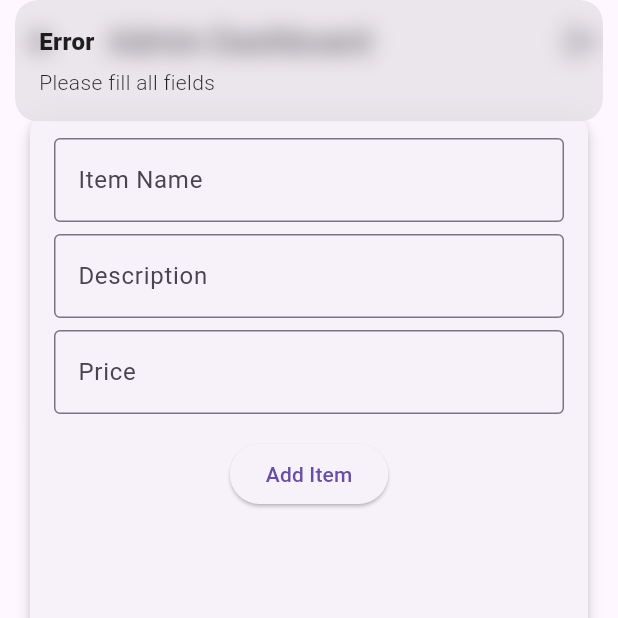
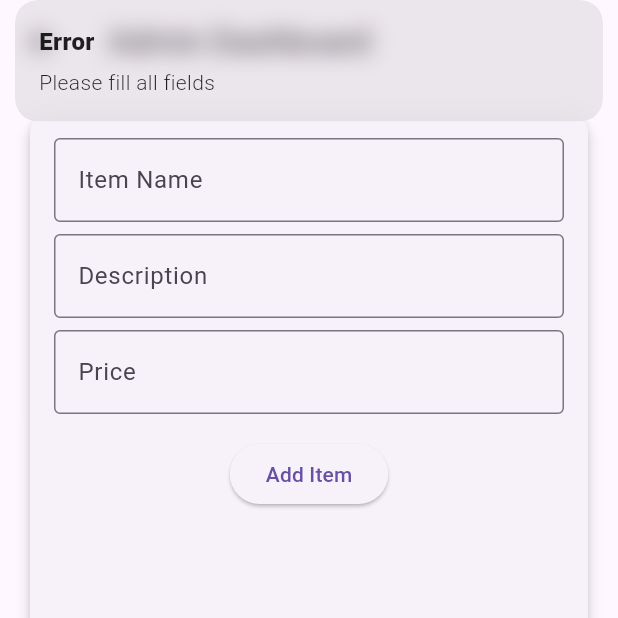
Before and after one commit to Reeyyyh/sale_pisang_malang_mobile, a Flutter app: the AdminDashboardView screen opened directly, after a tap on "Add Item", on a phone screen of 412 x 824 dp, the top half of it. Run offline on Flutter 3.47's test engine with Material 3 defaults, Android fonts, the phone set to English and light mode, and no system bars; our stand-ins replace cloud_firestore, firebase_auth, firebase_core, font_awesome_flutter, get; missing offline and left inert: curved_navigation_bar_with_label; accounts and stored records are empty.

Commit message:
refactor all file

```diff
--- a/lib/app/modules/Admin/views/admin_dashboard_page.dart
+++ b/lib/app/modules/admin/page/1_dashboard/views/dashboard_view.dart
@@ -1,7 +1,6 @@
 import 'package:flutter/material.dart';
 import 'package:get/get.dart';
-import 'package:sale_pisang_malang/app/modules/admin/controllers/admin_dashboard_controller.dart';
-import 'package:sale_pisang_malang/app/modules/home/views/start_page_view.dart';
+import 'package:sale_pisang_malang/app/modules/Admin/page/1_dashboard/controllers/dashboard_controller.dart';
 
 class AdminDashboardView extends StatelessWidget {
   const AdminDashboardView({super.key});
@@ -15,14 +14,6 @@ class AdminDashboardView extends StatelessWidget {
     return Scaffold(
       appBar: AppBar(
         title: const Text('Admin Dashboard'),
-        actions: [
-          IconButton(
-            icon: const Icon(Icons.logout),
-            onPressed: () {
-              Get.offAll(() => const StartPageView());
-            },
-          ),
-        ],
       ),
       body: Padding(
         padding: const EdgeInsets.all(16.0),
--- a/lib/app/modules/auth/controllers/login_page_controller.dart
+++ b/lib/app/modules/auth/controllers/login_page_controller.dart
@@ -1,9 +1,9 @@
 import 'package:flutter/material.dart';
 import 'package:get/get.dart';
-import 'package:sale_pisang_malang/app/modules/Page/3_Favorite/controllers/favorite_page_controller.dart';
-import 'package:sale_pisang_malang/app/modules/Page/4_Profile/controllers/profile_page_controller.dart';
 import 'package:sale_pisang_malang/app/modules/auth/services/auth_service.dart';
-import 'package:sale_pisang_malang/app/modules/home/views/start_page_view.dart';
+import 'package:sale_pisang_malang/app/modules/client/home/views/start_page_view.dart';
+import 'package:sale_pisang_malang/app/modules/client/page/3_Favorite/controllers/favorite_page_controller.dart';
+import 'package:sale_pisang_malang/app/modules/client/page/4_Profile/controllers/profile_page_controller.dart';
 
 class LoginController extends GetxController {
   final AuthService _authService = Get.find<AuthService>();
--- a/lib/app/modules/auth/views/login_page_view.dart
+++ b/lib/app/modules/auth/views/login_page_view.dart
@@ -2,7 +2,7 @@ import 'package:flutter/material.dart';
 import 'package:get/get.dart';
 import 'package:sale_pisang_malang/app/modules/auth/controllers/login_page_controller.dart';
 import 'package:sale_pisang_malang/app/modules/auth/views/signup_page_view.dart';
-import 'package:sale_pisang_malang/app/modules/home/views/start_page_view.dart';
+import 'package:sale_pisang_malang/app/modules/client/home/views/start_page_view.dart';
 
 class LoginPageView extends StatelessWidget {
   final LoginController loginController = Get.put(LoginController());
--- a/lib/app/modules/auth/views/signup_page_view.dart
+++ b/lib/app/modules/auth/views/signup_page_view.dart
@@ -2,7 +2,7 @@ import 'package:flutter/material.dart';
 import 'package:get/get.dart';
 import 'package:sale_pisang_malang/app/modules/auth/controllers/signup_page_controller.dart';
 import 'package:sale_pisang_malang/app/modules/auth/views/login_page_view.dart';
-import 'package:sale_pisang_malang/app/modules/home/views/start_page_view.dart';
+import 'package:sale_pisang_malang/app/modules/client/home/views/start_page_view.dart';
 
 class SignUpPageView extends StatelessWidget {
   final SignUpController signUpController = Get.put(SignUpController());
--- a/lib/app/modules/Page/1_Home/controllers/home_page_controller.dart
+++ b/lib/app/modules/client/page/1_Home/controllers/home_page_controller.dart
@@ -3,10 +3,11 @@ import 'package:flutter/material.dart';
 import 'package:get/get.dart';
 import 'package:cloud_firestore/cloud_firestore.dart';
 import 'package:sale_pisang_malang/app/models/items_model.dart';
-import 'package:sale_pisang_malang/app/modules/Page/2_MyOrder/controllers/cart_page_controller.dart';
-import 'package:sale_pisang_malang/app/modules/Page/3_Favorite/controllers/favorite_page_controller.dart';
+
 
 import 'package:sale_pisang_malang/app/modules/auth/services/auth_service.dart';
+import 'package:sale_pisang_malang/app/modules/client/page/2_MyOrder/controllers/cart_page_controller.dart';
+import 'package:sale_pisang_malang/app/modules/client/page/3_Favorite/controllers/favorite_page_controller.dart';
 
 class HomeController extends GetxController {
   final AuthService _authService = Get.find<AuthService>();
--- a/lib/app/modules/Page/1_Home/views/home_page_view.dart
+++ b/lib/app/modules/client/page/1_Home/views/home_page_view.dart
@@ -1,7 +1,7 @@
 import 'package:flutter/material.dart';
 import 'package:get/get.dart';
-import 'package:sale_pisang_malang/app/modules/Page/1_Home/controllers/home_page_controller.dart';
 import 'package:sale_pisang_malang/app/components/component.dart';
+import 'package:sale_pisang_malang/app/modules/client/page/1_Home/controllers/home_page_controller.dart';
 
 class HomePageView extends StatelessWidget {
   const HomePageView({super.key});
--- a/lib/app/modules/Page/2_MyOrder/views/cart_page_view.dart
+++ b/lib/app/modules/client/page/2_MyOrder/views/cart_page_view.dart
@@ -1,7 +1,7 @@
 import 'package:flutter/material.dart';
 import 'package:get/get.dart';
 import 'package:sale_pisang_malang/app/components/component.dart';
-import 'package:sale_pisang_malang/app/modules/Page/2_MyOrder/controllers/cart_page_controller.dart'; // Pastikan import controller
+import 'package:sale_pisang_malang/app/modules/client/page/2_MyOrder/controllers/cart_page_controller.dart';
 
 class CartPageView extends StatelessWidget {
   const CartPageView({super.key});
--- a/lib/app/modules/Page/3_Favorite/views/favorite_page_view.dart
+++ b/lib/app/modules/client/page/3_Favorite/views/favorite_page_view.dart
@@ -2,7 +2,7 @@ import 'package:flutter/material.dart';
 import 'package:font_awesome_flutter/font_awesome_flutter.dart';
 import 'package:get/get.dart';
 import 'package:sale_pisang_malang/app/components/component.dart';
-import 'package:sale_pisang_malang/app/modules/Page/3_Favorite/controllers/favorite_page_controller.dart';
+import 'package:sale_pisang_malang/app/modules/client/page/3_Favorite/controllers/favorite_page_controller.dart';
 
 class FavoritePageView extends StatelessWidget {
   const FavoritePageView({super.key});
--- a/lib/app/modules/Page/4_Profile/views/profile_page_view.dart
+++ b/lib/app/modules/client/page/4_Profile/views/profile_page_view.dart
@@ -2,9 +2,9 @@ import 'package:flutter/material.dart';
 import 'package:font_awesome_flutter/font_awesome_flutter.dart';
 import 'package:get/get.dart';
 import 'package:sale_pisang_malang/app/components/component.dart';
-import 'package:sale_pisang_malang/app/modules/Page/4_Profile/controllers/profile_page_controller.dart';
 import 'package:sale_pisang_malang/app/modules/auth/views/login_page_view.dart';
 import 'package:sale_pisang_malang/app/modules/auth/views/signup_page_view.dart';
+import 'package:sale_pisang_malang/app/modules/client/page/4_Profile/controllers/profile_page_controller.dart';
 
 class ProfilePageView extends StatelessWidget {
   const ProfilePageView({super.key});
--- a/lib/main.dart
+++ b/lib/main.dart
@@ -2,7 +2,7 @@ import 'package:firebase_core/firebase_core.dart';
 import 'package:flutter/material.dart';
 import 'package:get/get.dart';
 import 'package:sale_pisang_malang/app/modules/auth/services/auth_service.dart';
-import 'package:sale_pisang_malang/app/modules/home/views/start_page_view.dart';
+import 'package:sale_pisang_malang/app/modules/client/home/views/start_page_view.dart';
 
 void main() async {
   WidgetsFlutterBinding.ensureInitialized();
```
Also changed, not shown: lib/app/modules/auth/services/auth_service.dart (+11 -11 lines), lib/app/modules/client/home/views/start_page_view.dart (renamed from lib/app/modules/home/views/start_page_view.dart, +6 -5 lines), lib/app/modules/admin/home/controllers/admin_page_controller.dart (added), lib/app/modules/admin/home/views/admin_page_view.dart (added), lib/app/modules/admin/page/1_dashboard/controllers/dashboard_controller.dart (renamed from lib/app/modules/Admin/controllers/admin_dashboard_controller.dart), lib/app/modules/client/home/controllers/start_page_controller.dart (renamed from lib/app/modules/home/controllers/start_page_controller.dart), lib/app/modules/client/page/2_MyOrder/controllers/cart_page_controller.dart (renamed from lib/app/modules/Page/2_MyOrder/controllers/cart_page_controller.dart), lib/app/modules/client/page/3_Favorite/controllers/favorite_page_controller.dart (renamed from lib/app/modules/Page/3_Favorite/controllers/favorite_page_controller.dart), lib/app/modules/client/page/4_Profile/controllers/profile_page_controller.dart (renamed from lib/app/modules/Page/4_Profile/controllers/profile_page_controller.dart).
